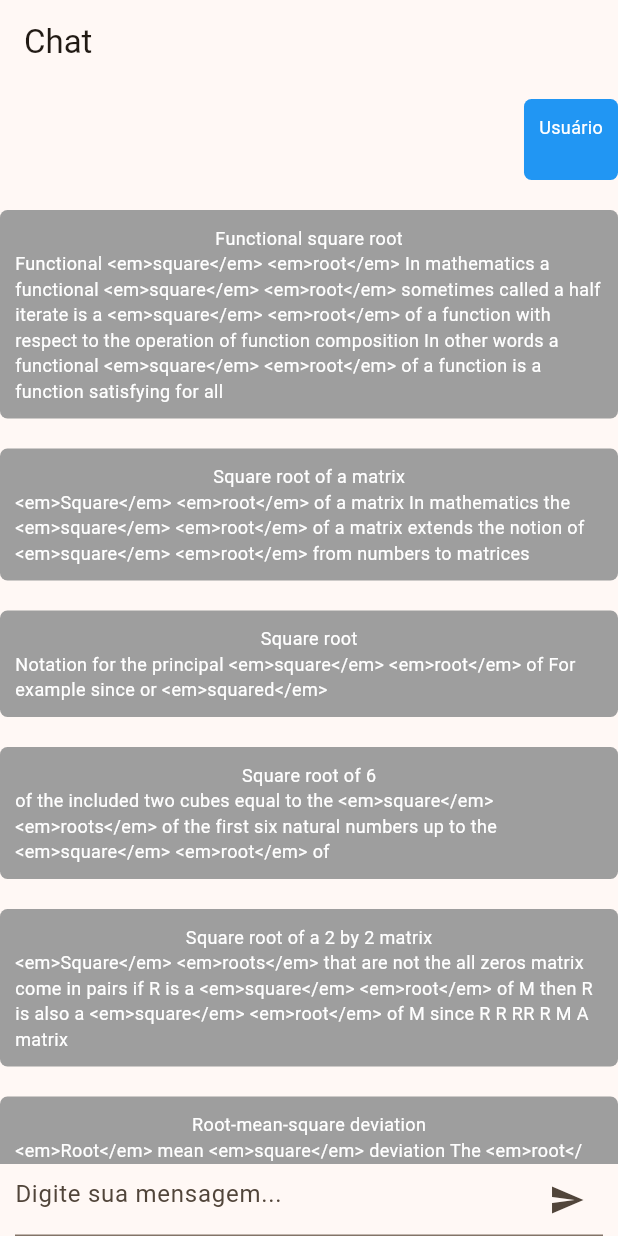
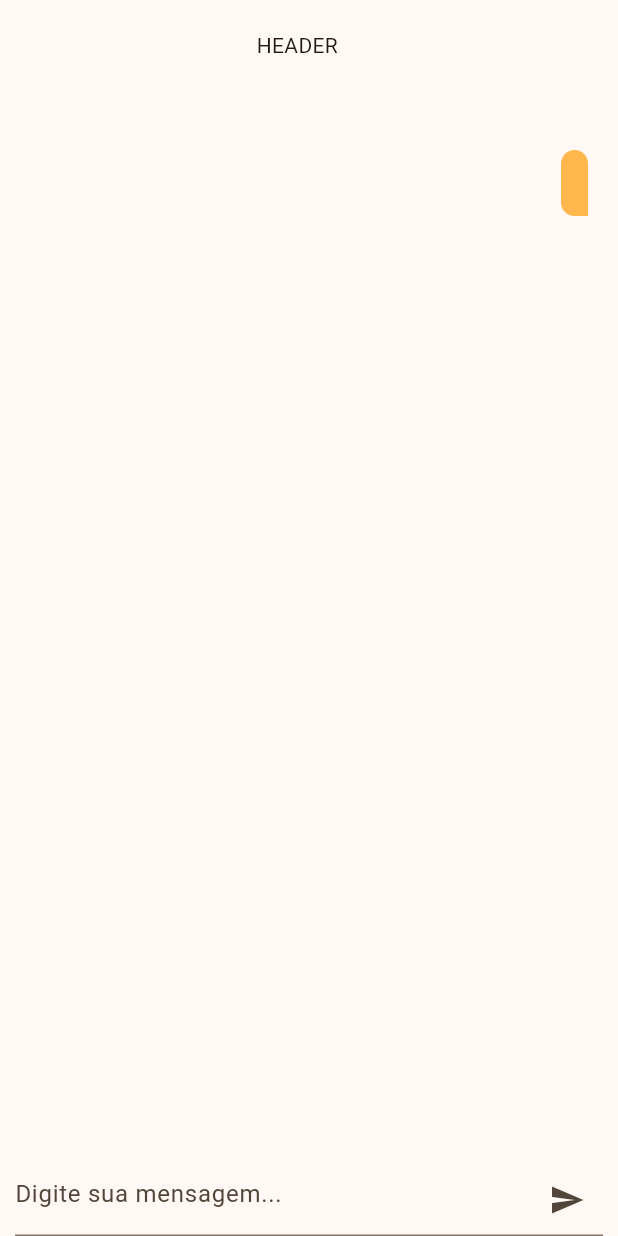
Before and after one commit to ArthurProenca/UAI-SearchEngine, a Flutter app: the SearchResultPage screen opened directly with empty values, on a phone screen of 412 x 824 dp. Run offline on Flutter 3.47's test engine with Material 2 defaults, Android fonts, the phone set to English and light mode, and no system bars.

Commit message:
chore: esqueleto de chat funcional

```diff
--- a/Frontend/lib/src/screens/search/result/result.dart
+++ b/Frontend/lib/src/screens/search/result/result.dart
@@ -36,10 +36,8 @@ class _SearchResultPage extends State<SearchResultPage> {
     super.initState();
     messages.add(
       SearchResultDTO("Usuário", widget.query, "", true),
-    ); // Adiciona a primeira mensagem recebida via parâmetro
-    // Simula as respostas do backend
-    // Aqui você pode substituir por chamadas reais para obter as respostas do backend
-    Future.delayed(const Duration(seconds: 1), () {
+    );
+    Future.delayed(const Duration(seconds: 2), () {
       setState(() {
         HttpService.get(Uri.parse("https://en.wikipedia.org/w/api.php"))
             .then((value) {
@@ -49,29 +47,59 @@ class _SearchResultPage extends State<SearchResultPage> {
     });
   }
 
-  Widget _buildMessageItem(int index, Alignment alignment, Color color) {
-    final message = messages[index];
+  Widget _bullet(String title) {
+    return ElevatedButton.icon(
+      onPressed: () {},
+      icon: const Icon(Icons.link),
+      label: Text(title),
+      style: ButtonStyle(
+        backgroundColor:
+            MaterialStateProperty.all<Color>(Colors.orange.shade300),
+        foregroundColor: MaterialStateProperty.all<Color>(Colors.white),
+        iconSize: MaterialStateProperty.all<double>(15),
+        padding: MaterialStateProperty.all<EdgeInsetsGeometry>(
+          const EdgeInsets.symmetric(horizontal: 10, vertical: 5),
+        ),
+        shape: MaterialStateProperty.all<RoundedRectangleBorder>(
+          RoundedRectangleBorder(
+            borderRadius: BorderRadius.circular(18.0),
+          ),
+        ),
+      ),
+    );
+  }
 
-    return Container(
+  Widget _buildMessageItem(String message, Alignment alignment, Color color) {
+    return SizedBox(
+      width: 600,
+      child: Container(
         margin: const EdgeInsets.symmetric(vertical: 10.0),
         alignment: alignment,
         child: Container(
-        padding: const EdgeInsets.all(10.0),
+          padding: const EdgeInsets.all(9.0),
           decoration: BoxDecoration(
             color: color,
-          borderRadius: BorderRadius.circular(5.0),
+            borderRadius: BorderRadius.only(
+              bottomLeft: alignment == Alignment.topLeft
+                  ? const Radius.circular(0.0)
+                  : const Radius.circular(15.0),
+              bottomRight: alignment == Alignment.topLeft
+                  ? const Radius.circular(15.0)
+                  : const Radius.circular(0.0),
+              topRight: const Radius.circular(15.0),
+              topLeft: const Radius.circular(15.0),
             ),
-        child: DefaultTabController(
-          length: 2,
+            shape: BoxShape.rectangle,
+          ),
           child: Column(
             children: [
+              const SizedBox(height: 5.0),
               Text(
-                message.title,
-                style: const TextStyle(fontSize: 12.0, color: Colors.white),
+                message,
+                style: const TextStyle(
+                  color: Colors.white,
                 ),
-              Text(
-                message.abs,
-                style: const TextStyle(fontSize: 12.0, color: Colors.white),
+                textAlign: TextAlign.start,
               ),
             ],
           ),
@@ -83,21 +111,61 @@ class _SearchResultPage extends State<SearchResultPage> {
   @override
   Widget build(BuildContext context) {
     return Scaffold(
-      appBar: AppBar(
-        title: const Text('Chat'),
+      body: Center(
+        child: SizedBox(
+          width: 600,
+          child: Column(
+            children: [
+              Container(
+                padding: const EdgeInsets.fromLTRB(0, 20, 0, 10),
+                width: 70,
+                height: 70,
+                child: Text("HEADER"),
+                alignment: Alignment.topLeft,
               ),
-      body: Column(
-        children: [
               Expanded(
+                child: Padding(
+                  padding: const EdgeInsets.all(20),
                   child: ListView.builder(
                     itemCount: messages.length,
                     itemBuilder: (BuildContext context, int index) {
-                if (index == 0) {
-                  return _buildMessageItem(
-                      index, Alignment.topRight, Colors.blue);
-                }
-                return _buildMessageItem(index, Alignment.topLeft, Colors.grey);
+                      return Column(
+                        children: [
+                          if (index == 0) ...[
+                            Padding(
+                              padding: const EdgeInsets.fromLTRB(30, 0, 0, 0),
+                              child: _buildMessageItem(
+                                messages[index].abs,
+                                Alignment.topRight,
+                                Colors.orange.shade300,
+                              ),
+                            ),
+                          ] else ...[
+                            Padding(
+                              padding: const EdgeInsets.fromLTRB(0, 0, 30, 0),
+                              child: _buildMessageItem(
+                                messages[index].abs,
+                                Alignment.topLeft,
+                                Colors.grey.shade500,
+                              ),
+                            ),
+                            Row(
+                              mainAxisAlignment: MainAxisAlignment.start,
+                              children: [
+                                Container(
+                                  padding: const EdgeInsets.all(5),
+                                  child: _bullet("Wikipedia"),
+                                ),
+                                Container(
+                                  child: _bullet("SearchOnMath"),
+                                ),
+                              ],
+                            ),
+                          ]
+                        ],
+                      );
                     },
+                  ),
                 ),
               ),
               Container(
@@ -116,6 +184,8 @@ class _SearchResultPage extends State<SearchResultPage> {
               ),
             ],
           ),
+        ),
+      ),
     );
   }
 }
--- a/Frontend/lib/src/service/http_service.dart
+++ b/Frontend/lib/src/service/http_service.dart
@@ -13,51 +13,6 @@ class HttpService {
       "title":"Functional square root",
       "url":"https://en.wikipedia.org/wiki/Functional_square_root",
       "abs":"Functional <em>square</em> <em>root</em> In mathematics a functional <em>square</em> <em>root</em> sometimes called a half iterate is a <em>square</em> <em>root</em> of a function with respect to the operation of function composition In other words a functional <em>square</em> <em>root</em> of a function is a function satisfying for all "
-   },
-   {
-      "title":"Square root of a matrix",
-      "url":"https://en.wikipedia.org/wiki/Square_root_of_a_matrix",
-      "abs":"<em>Square</em> <em>root</em> of a matrix In mathematics the <em>square</em> <em>root</em> of a matrix extends the notion of <em>square</em> <em>root</em> from numbers to matrices "
-   },
-   {
-      "title":"Square root",
-      "url":"https://en.wikipedia.org/wiki/Square_root",
-      "abs":"Notation for the principal <em>square</em> <em>root</em> of For example since or <em>squared</em> "
-   },
-   {
-      "title":"Square root of 6",
-      "url":"https://en.wikipedia.org/wiki/Square_root_of_6",
-      "abs":"of the included two cubes equal to the <em>square</em> <em>roots</em> of the first six natural numbers up to the <em>square</em> <em>root</em> of "
-   },
-   {
-      "title":"Square root of a 2 by 2 matrix",
-      "url":"https://en.wikipedia.org/wiki/Square_root_of_a_2_by_2_matrix",
-      "abs":"<em>Square</em> <em>roots</em> that are not the all zeros matrix come in pairs if R is a <em>square</em> <em>root</em> of M then R is also a <em>square</em> <em>root</em> of M since R R RR R M A matrix"
-   },
-   {
-      "title":"Root-mean-square deviation",
-      "url":"https://en.wikipedia.org/wiki/Root-mean-square_deviation",
-      "abs":"<em>Root</em> mean <em>square</em> deviation The <em>root</em> mean <em>square</em> deviation RMSD or <em>root</em> mean <em>square</em> error RMSE is a frequently used measure of the differences between values sample or population values predicted by a model or an estimator and the values observed "
-   },
-   {
-      "title":"Square sign",
-      "url":"https://en.wikipedia.org/wiki/Square_sign",
-      "abs":"<em>Square</em> sign may refer to The number sign The radical symbol sqrt or used for <em>square</em> <em>root</em> or its precomposed form with a number such as the Unicode characters for the cube <em>root</em> and the fourth <em>root</em> and Any <em>square</em> shaped symbol including many geometrically shaped Unicode"
-   },
-   {
-      "title":"Square root of 3",
-      "url":"https://en.wikipedia.org/wiki/Square_root_of_3",
-      "abs":"<em>Square</em> <em>root</em> of The <em>square</em> <em>root</em> of is the positive real number that when multiplied by itself gives the number It is denoted mathematically as or / It is more precisely called the principal <em>square</em> <em>root</em> of to distinguish it from the negative number with the same property "
-   },
-   {
-      "title":"Radical symbol",
-      "url":"https://en.wikipedia.org/wiki/Radical_symbol",
-      "abs":"In linguistics the symbol is used to denote a <em>root</em> word Principal <em>squar</em>"
-   },
-   {
-      "title":"Root mean square",
-      "url":"https://en.wikipedia.org/wiki/Root_mean_square",
-      "abs":"<em>Root</em> mean <em>square</em> In mathematics and its applications the <em>root</em> mean <em>square</em> RMS or or rms is defined as the <em>square</em> <em>root</em> of the mean <em>square</em> the arithmetic mean of the <em>squares</em> of a set of numbers The RMS is also known as the quadratic mean and is a particular case of the generalized mean with"
    }
 ]''';
 
--- a/Frontend/pubspec.yaml
+++ b/Frontend/pubspec.yaml
@@ -38,6 +38,7 @@ dependencies:
   url_launcher: ^6.1.11
   http: ^1.1.0
   flutter_html: ^2.2.1
+  multi_split_view: ^2.4.0
 
 dev_dependencies:
   flutter_test:
```
Also changed, not shown: Frontend/pubspec.lock. Lines whose indentation alone changed are shown as unchanged.
